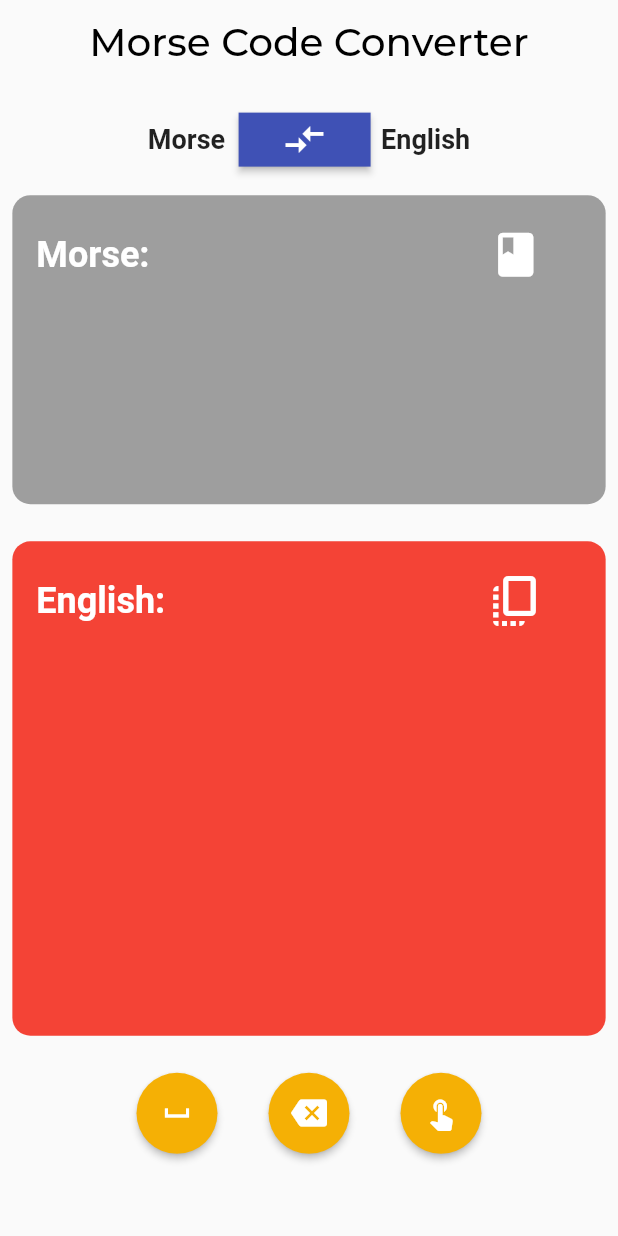
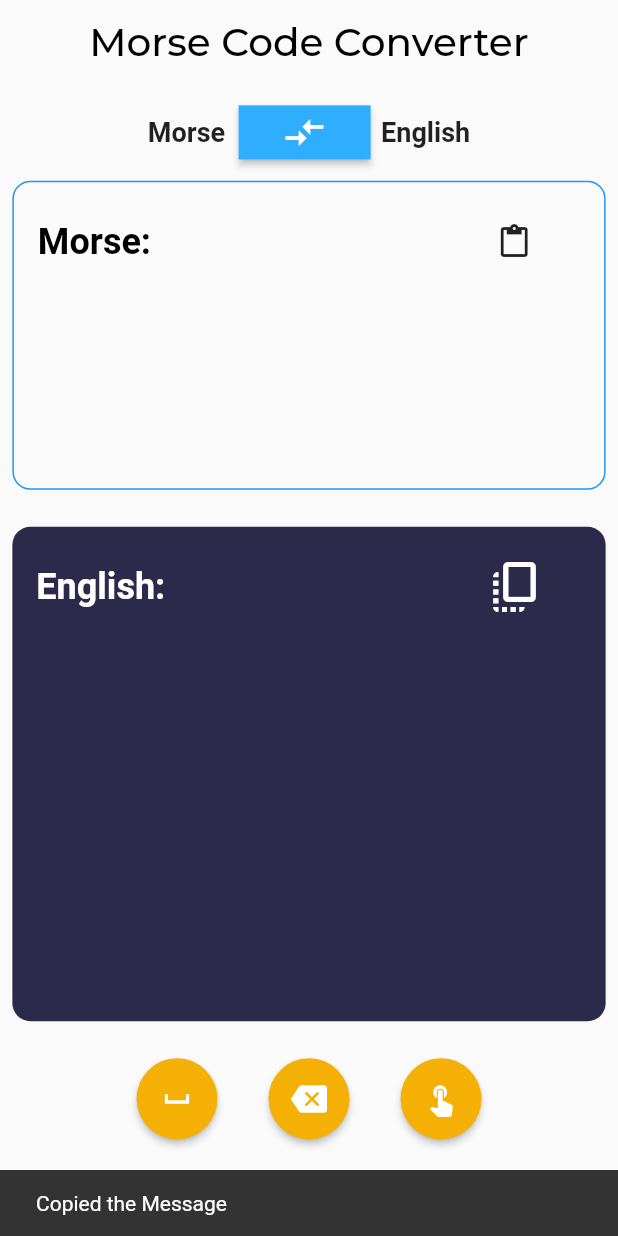
Before and after one commit to hridayK/more_code_app, a Flutter app: the screen it shows after launch, after a tap on the "compare arrows" icon, after a tap on the "copy all" icon, on a phone screen of 412 x 824 dp. Run offline on Flutter 3.47's test engine with Material 2 defaults, Android fonts, the phone set to English and light mode, and no system bars; our stand-ins replace google_fonts.

Commit message:
add copy,paste, different colour pallette, chang morse code output mechanism

```diff
--- a/lib/Converter.dart
+++ b/lib/Converter.dart
@@ -73,7 +73,7 @@ class Converter {
       }
     }
     if (_isEnglish) {
-      op = words.join("");
+      op = words.join(" ");
     }
     return op;
   }
--- a/lib/English.dart
+++ b/lib/English.dart
@@ -1,4 +1,5 @@
 import 'package:flutter/material.dart';
+import 'package:flutter/services.dart';
 import 'Converter.dart';
 
 class EnglishPage extends StatefulWidget {
@@ -9,9 +10,8 @@ class EnglishPage extends StatefulWidget {
 }
 
 class _EnglishPageState extends State<EnglishPage> {
-  String? _input = "";
-  String? _output = "";
-
+  String _input = "";
+  String _output = "";
 
   @override
   Widget build(BuildContext context) {
@@ -39,22 +39,24 @@ class _EnglishPageState extends State<EnglishPage> {
                   border: OutlineInputBorder(
                     borderSide: BorderSide(color: Colors.deepPurple, width: 6),
                   ),
+                  hintText: "Enter your message",
                 ),
+                keyboardType: TextInputType.text,
                 enableSuggestions: true,
               ),
             ),
             SizedBox(
-              height: MediaQuery.of(context).size.height * 0.05,
+              height: MediaQuery.of(context).size.height * 0.03,
             ),
 
             /* OUTPUT SECTION */
             Scrollbar(
               thumbVisibility: true,
               child: Container(
-                height: MediaQuery.of(context).size.height*0.5,
+                height: MediaQuery.of(context).size.height * 0.55,
                 padding: const EdgeInsets.all(16),
                 decoration: BoxDecoration(
-                  color: Colors.red,
+                  color: const Color(0xff2C2A4A),
                   borderRadius: BorderRadius.circular(12),
                 ),
                 child: SingleChildScrollView(
@@ -73,7 +75,14 @@ class _EnglishPageState extends State<EnglishPage> {
                                 fontWeight: FontWeight.bold),
                           ),
                           RawMaterialButton(
-                            onPressed: () {},
+                            onPressed: () {
+                              ScaffoldMessenger.of(context).showSnackBar(
+                                const SnackBar(
+                                  content: Text("Copied the Message"),
+                                ),
+                              );
+                              Clipboard.setData(ClipboardData(text: _output));
+                            },
                             child: const Icon(
                               Icons.copy_all,
                               size: 40,
--- a/lib/Morse.dart
+++ b/lib/Morse.dart
@@ -1,4 +1,5 @@
 import 'package:flutter/material.dart';
+import 'package:flutter/services.dart';
 import 'Converter.dart';
 
 class MorsePage extends StatefulWidget {
@@ -25,36 +26,38 @@ class _MorsePageState extends State<MorsePage> {
               height: MediaQuery.of(context).size.height * 0.25,
               padding: const EdgeInsets.all(16),
               decoration: BoxDecoration(
-                color: Colors.grey,
+                color: Colors.white24,
                 borderRadius: BorderRadius.circular(12),
+                border: Border.all(color: Colors.blue)
               ),
               child: Column(
                 mainAxisAlignment: MainAxisAlignment.start,
                 children: [
                   Row(
                     mainAxisAlignment: MainAxisAlignment.spaceBetween,
-                    children: [
+                    children:[
                       const Text(
                         "Morse:",
                         style: TextStyle(
-                            color: Colors.white,
+                            color: Colors.black,
                             fontSize: 24,
                             fontWeight: FontWeight.bold),
                       ),
-                      RawMaterialButton(
-                        onPressed: () {},
-                        child: const Icon(
-                          Icons.book,
-                          size: 35,
-                          color: Colors.white,
-                        ),
-                      ),
+                      RawMaterialButton(onPressed: () async {
+                        ClipboardData? data = await Clipboard.getData(Clipboard.kTextPlain);
+                        setState((){
+                          _input = data?.text ?? "";
+                        });
+                        updateText(_input);
+                      },
+                        child: const Icon(Icons.paste),
+                      )
                     ],
                   ),
                   Text(
                     _input,
                     style: const TextStyle(
-                        color: Colors.white,
+                        color: Colors.deepPurple,
                         fontSize: 20,
                         fontWeight: FontWeight.bold),
                   ),
@@ -71,7 +74,7 @@ class _MorsePageState extends State<MorsePage> {
                 height: MediaQuery.of(context).size.height * 0.4,
                 padding: const EdgeInsets.all(16),
                 decoration: BoxDecoration(
-                  color: Colors.red,
+                  color: const Color(0xff2C2A4A),
                   borderRadius: BorderRadius.circular(12),
                 ),
                 child: Column(
@@ -88,7 +91,14 @@ class _MorsePageState extends State<MorsePage> {
                               fontWeight: FontWeight.bold),
                         ),
                         RawMaterialButton(
-                          onPressed: () {},
+                          onPressed: () {
+                            ScaffoldMessenger.of(context).showSnackBar(
+                              const SnackBar(
+                                content: Text("Copied the Message"),
+                              ),
+                            );
+                            Clipboard.setData(ClipboardData(text: _output));
+                          },
                           child: const Icon(
                             Icons.copy_all,
                             size: 40,
@@ -131,6 +141,12 @@ class _MorsePageState extends State<MorsePage> {
                 ),
                 RawMaterialButton(
                   onPressed: _backspace,
+                  onLongPress: (){
+                    setState((){
+                      _input="";
+                      updateText(_input);
+                    });
+                  },
                   shape: const CircleBorder(),
                   padding: const EdgeInsets.all(15.0),
                   fillColor: const Color(0xFFF5B005),
@@ -157,8 +173,6 @@ class _MorsePageState extends State<MorsePage> {
       ),
     );
   }
-
-
 
   void _dot() {
     setState(() {
@@ -190,8 +204,8 @@ class _MorsePageState extends State<MorsePage> {
     }
   }
 
-  void updateText(String input){
-    setState((){
+  void updateText(String input) {
+    setState(() {
       var obj = Converter(input, false);
       _output = obj.convert();
     });
--- a/lib/main.dart
+++ b/lib/main.dart
@@ -52,8 +52,10 @@ class _HomeState extends State<Home> {
       appBar: AppBar(
         title: Text(
           "Morse Code Converter",
-          style: GoogleFonts.getFont('Montserrat',
-              textStyle: const TextStyle(color: Colors.black, fontSize: 26)),
+          style: GoogleFonts.getFont(
+            'Montserrat',
+            textStyle: const TextStyle(color: Colors.black, fontSize: 26),
+          ),
         ),
         elevation: 0,
         backgroundColor: const Color(0x00ffffff),
@@ -73,7 +75,7 @@ class _HomeState extends State<Home> {
                 SizedBox(width: _paddingAdjust),
                 RawMaterialButton(
                   onPressed: _switchMode,
-                  fillColor: Colors.indigo,
+                  fillColor: const Color(0xff2faeff),
                   splashColor: Colors.blue,
                   child: const Icon(
                     Icons.compare_arrows,
@@ -83,9 +85,6 @@ class _HomeState extends State<Home> {
                 ),
                 const SizedBox(width: 7),
                 Text(_outputLang, style: _topTextStyle),
-                SizedBox(
-                  height: MediaQuery.of(context).size.height * 0.07,
-                )
               ],
             ),
             _widgets[_widgetIndex],
```
